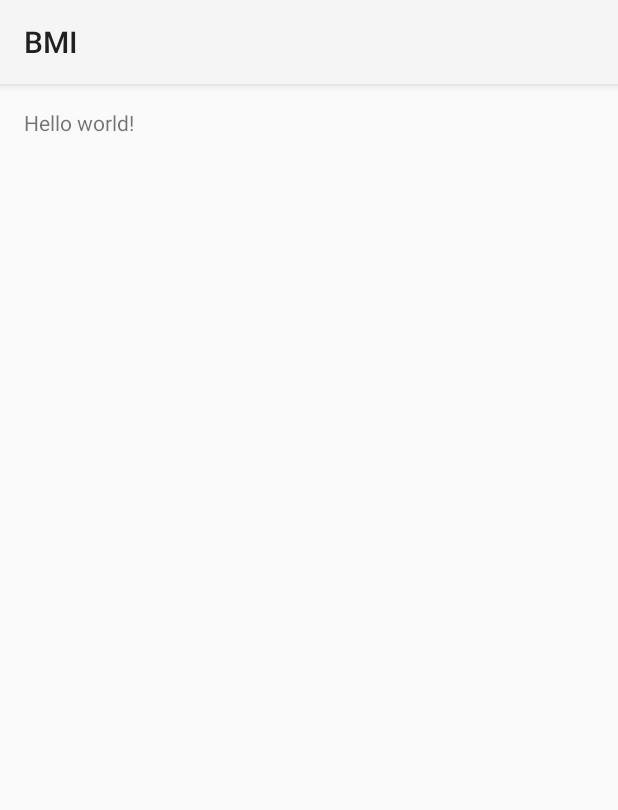
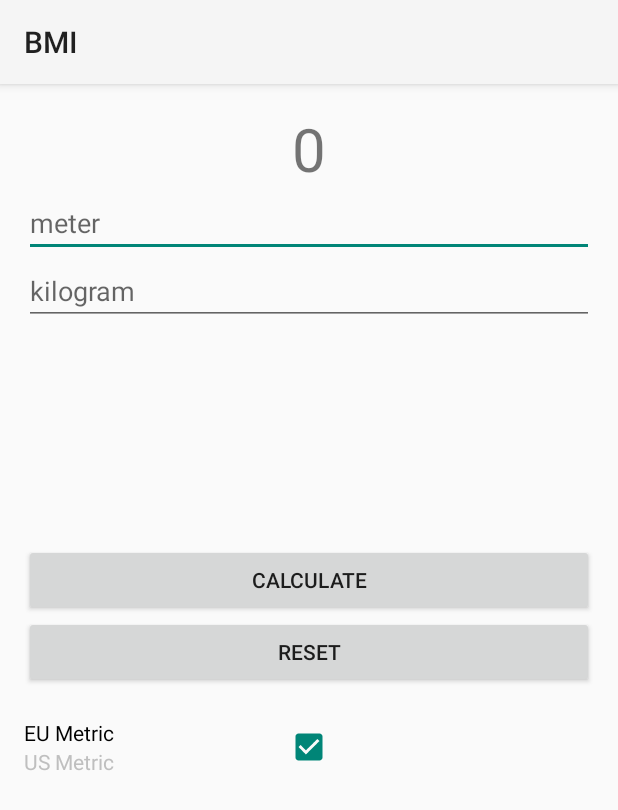
Before and after one commit to johanrovala/2DV606, an Android app: the screen it shows after launch (BMI), on a phone screen of 412 x 824 dp. Shown: the top 810 px of the screen. Run offline under Robolectric (Android 15) with nearby library versions, the phone set to English and light mode, and no system bars.

Commit message:
finished exercise 1 and 2. Added unecessary but fun features to exercise 2.

```diff
--- a/Assignment1_Seperate/app/src/main/res/layout/activity_bmi.xml
+++ b/Assignment1_Seperate/app/src/main/res/layout/activity_bmi.xml
@@ -1,12 +1,96 @@
 <RelativeLayout xmlns:android="http://schemas.android.com/apk/res/android"
-    xmlns:tools="http://schemas.android.com/tools" android:layout_width="match_parent"
-    android:layout_height="match_parent" android:paddingLeft="@dimen/activity_horizontal_margin"
+    xmlns:tools="http://schemas.android.com/tools"
+    android:layout_width="match_parent"
+    android:layout_height="match_parent"
+    android:paddingLeft="@dimen/activity_horizontal_margin"
     android:paddingRight="@dimen/activity_horizontal_margin"
     android:paddingTop="@dimen/activity_vertical_margin"
     android:paddingBottom="@dimen/activity_vertical_margin"
     tools:context="johanrovala.assignment1_seperate.BMI">
 
-    <TextView android:text="@string/hello_world" android:layout_width="wrap_content"
-        android:layout_height="wrap_content" />
+    <LinearLayout
+        android:layout_width="match_parent"
+        android:layout_height="wrap_content"
+        android:layout_alignParentTop="true"
+        android:orientation="vertical">
+
+        <RelativeLayout
+            android:layout_width="match_parent"
+            android:layout_height="0dp"
+            android:layout_weight="1">
+            <TextView
+                android:layout_width="wrap_content"
+                android:layout_height="wrap_content"
+                android:text="@string/bmi_startup_number"
+                android:textSize="40sp"
+                android:id="@+id/bmi_textview"
+                android:layout_centerHorizontal="true"/>
+        </RelativeLayout>
+
+        <EditText
+            android:layout_width="match_parent"
+            android:layout_height="wrap_content"
+            android:id="@+id/height_field"
+            android:hint="@string/bmi_eu_meters"/>
+
+        <EditText
+            android:layout_width="match_parent"
+            android:layout_height="wrap_content"
+            android:id="@+id/weight_field"
+            android:hint="@string/bmi_eu_kg"/>
+    </LinearLayout>
+
+    <LinearLayout
+        android:layout_width="match_parent"
+        android:layout_height="wrap_content"
+        android:orientation="vertical"
+        android:layout_centerInParent="true">
+        <Button
+            android:layout_width="match_parent"
+            android:layout_height="wrap_content"
+            android:id="@+id/calculate_button"
+            android:text="Calculate"/>
+        <Button
+            android:layout_width="match_parent"
+            android:layout_height="wrap_content"
+            android:id="@+id/reset_button"
+            android:text="Reset"/>
+
+        <RelativeLayout
+            android:layout_width="match_parent"
+            android:layout_height="wrap_content"
+            android:layout_marginTop="20dp">
+
+            <CheckBox
+                android:layout_width="wrap_content"
+                android:layout_height="wrap_content"
+                android:checked="true"
+                android:layout_centerInParent="true"
+                android:id="@+id/metric_checkbox"/>
+
+            <LinearLayout
+                android:layout_width="wrap_content"
+                android:layout_height="wrap_content"
+                android:orientation="vertical">
+
+
+                <TextView
+                    android:layout_width="wrap_content"
+                    android:layout_height="wrap_content"
+                    android:text="@string/bmi_eu_metric"
+                    android:id="@+id/bmi_eu_metric"
+                    android:textColor="@color/black"/>
+                <TextView
+                    android:layout_width="wrap_content"
+                    android:layout_height="wrap_content"
+                    android:text="@string/bmi_us_metric"
+                    android:id="@+id/bmi_us_metric"
+                    android:textColor="@color/grey"
+                    />
+
+            </LinearLayout>
+        </RelativeLayout>
+    </LinearLayout>
+
 
 </RelativeLayout>
--- /dev/null
+++ b/Assignment1_Seperate/app/src/main/res/values/colors.xml
@@ -0,0 +1,5 @@
+<?xml version="1.0" encoding="utf-8"?>
+<resources>
+    <color name="black">#000000</color>
+    <color name="grey">#BFBFBF</color>
+</resources>
--- a/Assignment1_Seperate/app/src/main/res/values/strings.xml
+++ b/Assignment1_Seperate/app/src/main/res/values/strings.xml
@@ -6,4 +6,20 @@
     <string name="random_number">Random Number</string>
     <string name="app_startup_number">100</string>
     <string name="title_activity_bmi">BMI</string>
+    <string name="bmi_startup_number">0</string>
+
+    <string name="bmi_error_textinput">Input must be a number</string>
+    <string name="bmi_eu_metric">EU Metric</string>
+    <string name="bmi_us_metric">US Metric</string>
+
+    <string name="bmi_eu_meters">meter</string>
+    <string name="bmi_eu_kg">kilogram</string>
+
+    <string name="bmi_us_inches">inches</string>
+    <string name="bmi_us_pounds">pounds</string>
+
+    <string name="bmi_over_30_help">Do you need help?</string>
+    <string name="bmi_over_30_accept_help">Please help me!</string>
+    <string name="bmi_over_30_reject_help">No thanks, im fine!</string>
+
 </resources>
```
Also changed, not shown: Assignment1_Seperate/app/src/main/java/johanrovala/assignment1_seperate/BMI.java (+128 -2 lines), Assignment1_Seperate/app/src/main/java/johanrovala/assignment1_seperate/ObesityHelpDialog.java (added, +40 -0 lines).
